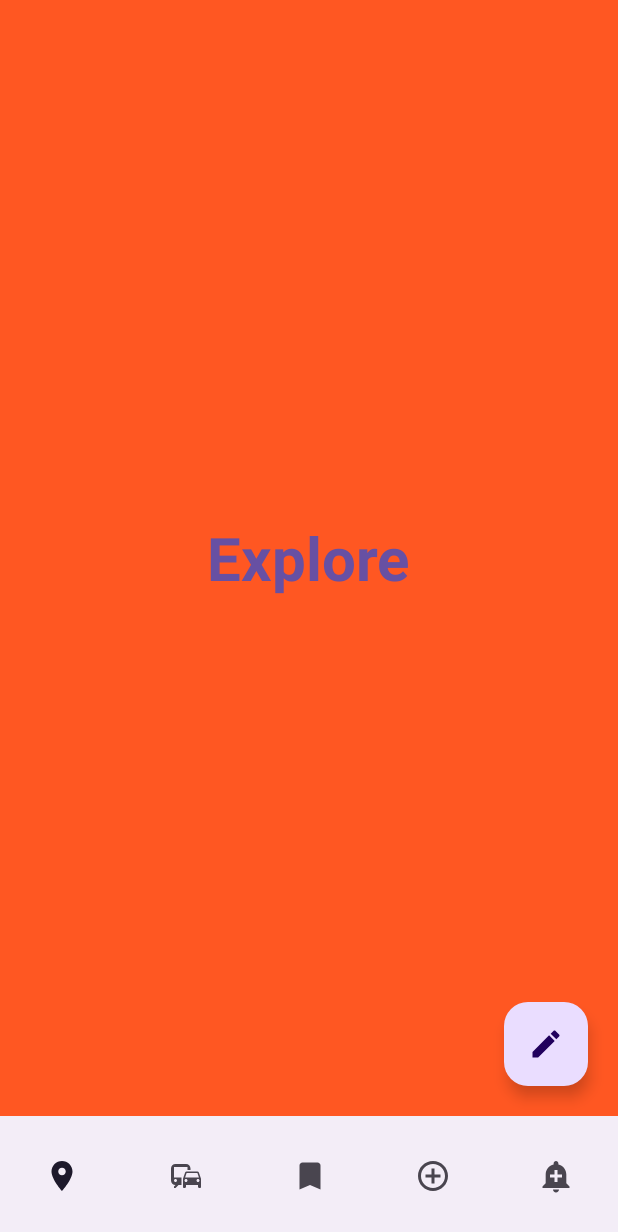
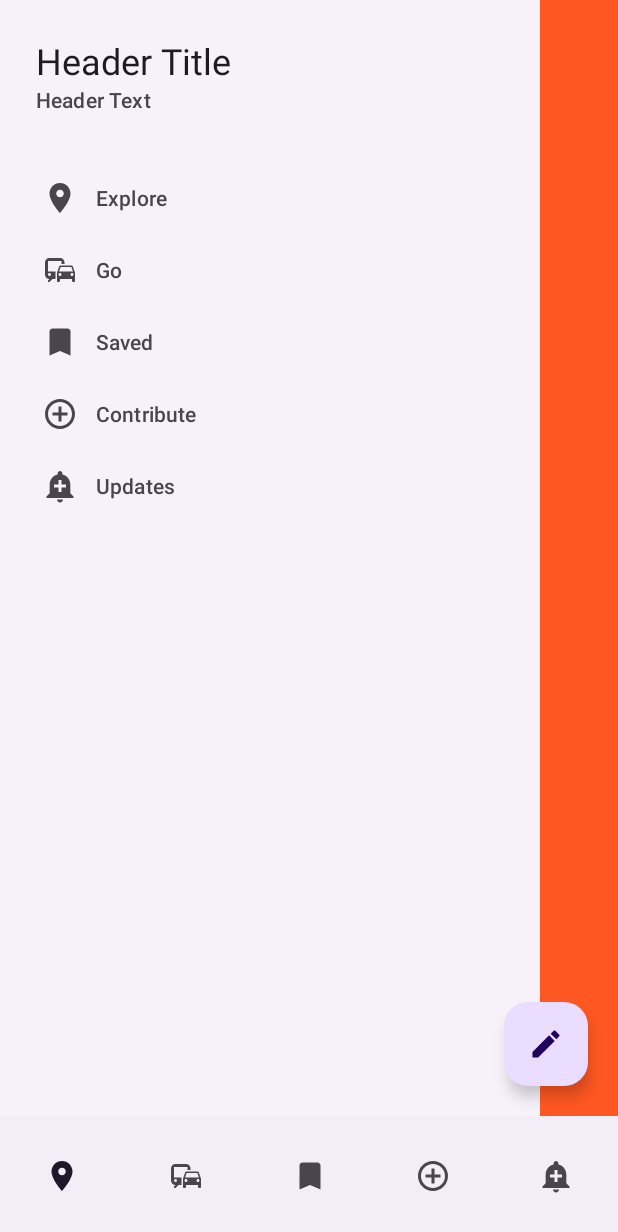
Before and after one commit to lndsilva/AppComponentsGroup, an Android app: the screen it shows after launch (NavigationBarActivity), on a phone screen of 412 x 824 dp. Shown: the top 1232 px of the screen. Run offline under Robolectric (Android 15) with nearby library versions, the phone set to English and light mode, and no system bars.

Commit message:
implementando navigation view

```diff
--- a/app/build.gradle
+++ b/app/build.gradle
@@ -33,6 +33,7 @@ dependencies {
     implementation 'androidx.appcompat:appcompat:1.6.1'
     implementation 'com.google.android.material:material:1.5.0'
     implementation 'androidx.constraintlayout:constraintlayout:2.1.4'
+    implementation 'com.google.android.material:material:1.6.1'
     testImplementation 'junit:junit:4.13.2'
     androidTestImplementation 'androidx.test.ext:junit:1.1.5'
     androidTestImplementation 'androidx.test.espresso:espresso-core:3.5.1'
--- /dev/null
+++ b/app/src/main/res/drawable/baseline_inbox.xml
@@ -0,0 +1,5 @@
+<vector android:height="24dp" android:tint="#000000"
+    android:viewportHeight="24" android:viewportWidth="24"
+    android:width="24dp" xmlns:android="http://schemas.android.com/apk/res/android">
+    <path android:fillColor="@android:color/white" android:pathData="M19,3L4.99,3c-1.11,0 -1.98,0.89 -1.98,2L3,19c0,1.1 0.88,2 1.99,2L19,21c1.1,0 2,-0.9 2,-2L21,5c0,-1.11 -0.9,-2 -2,-2zM19,15h-4c0,1.66 -1.35,3 -3,3s-3,-1.34 -3,-3L4.99,15L4.99,5L19,5v10z"/>
+</vector>
--- /dev/null
+++ b/app/src/main/res/drawable/baseline_outbox.xml
@@ -0,0 +1,5 @@
+<vector android:height="24dp" android:tint="#000000"
+    android:viewportHeight="24" android:viewportWidth="24"
+    android:width="24dp" xmlns:android="http://schemas.android.com/apk/res/android">
+    <path android:fillColor="@android:color/white" android:pathData="M19,3L4.99,3c-1.11,0 -1.98,0.9 -1.98,2L3,19c0,1.1 0.88,2 1.99,2L19,21c1.1,0 2,-0.9 2,-2L21,5c0,-1.1 -0.9,-2 -2,-2zM19,15h-4c0,1.66 -1.35,3 -3,3s-3,-1.34 -3,-3L4.99,15L4.99,5L19,5v10zM8,11h2v3h4v-3h2l-4,-4 -4,4z"/>
+</vector>
--- a/app/src/main/res/layout/fragment_explore.xml
+++ b/app/src/main/res/layout/fragment_explore.xml
@@ -1,18 +1,28 @@
 <?xml version="1.0" encoding="utf-8"?>
-<FrameLayout xmlns:android="http://schemas.android.com/apk/res/android"
+<androidx.drawerlayout.widget.DrawerLayout xmlns:android="http://schemas.android.com/apk/res/android"
+    xmlns:app="http://schemas.android.com/apk/res-auto"
     xmlns:tools="http://schemas.android.com/tools"
+    android:id="@+id/idDrawerLayout"
     android:layout_width="match_parent"
     android:layout_height="match_parent"
-    tools:context=".ExploreFragment">
+    tools:context=".ExploreFragment"
+    tools:openDrawer="start">
 
-    <!-- TODO: Update blank fragment layout -->
-    <TextView
-        android:layout_width="wrap_content"
-        android:layout_height="wrap_content"
-        android:layout_gravity="center_horizontal|center_vertical"
-        android:text="Explore"
-        android:textColor="#6750A3"
-        android:textSize="40sp"
-        android:textStyle="bold" />
+    <androidx.coordinatorlayout.widget.CoordinatorLayout
+        android:layout_width="match_parent"
+        android:layout_height="match_parent"
+        android:fitsSystemWindows="true"
+        tools:context=".ExploreFragment">
 
-</FrameLayout>
+        <com.google.android.material.navigation.NavigationView
+            android:id="@+id/idNavViewExplorer"
+            android:layout_width="wrap_content"
+            android:layout_height="match_parent"
+            android:layout_gravity="start"
+            app:headerLayout="@layout/header_navigation_drawer"
+            app:layout_constraintStart_toStartOf="parent"
+            app:menu="@menu/menu_navigation_view" />
+
+
+    </androidx.coordinatorlayout.widget.CoordinatorLayout>
+</androidx.drawerlayout.widget.DrawerLayout>
--- /dev/null
+++ b/app/src/main/res/layout/header_navigation_drawer.xml
@@ -0,0 +1,28 @@
+<?xml version="1.0" encoding="utf-8"?>
+<LinearLayout xmlns:android="http://schemas.android.com/apk/res/android"
+    android:layout_width="match_parent"
+    android:layout_height="wrap_content"
+   android:fitsSystemWindows="true"
+    android:orientation="vertical">
+
+    <TextView
+        android:layout_width="wrap_content"
+        android:layout_height="wrap_content"
+        android:layout_marginStart="24dp"
+        android:layout_marginTop="24dp"
+        android:layout_marginEnd="24dp"
+        android:text="@string/header_title"
+        android:textAppearance="?attr/textAppearanceHeadlineSmall"
+        android:textColor="?attr/colorOnSurface" />
+
+    <TextView
+        android:layout_width="wrap_content"
+        android:layout_height="wrap_content"
+        android:layout_marginStart="24dp"
+        android:layout_marginEnd="24dp"
+        android:layout_marginBottom="24dp"
+        android:text="@string/header_text"
+        android:textAppearance="?attr/textAppearanceTitleSmall"
+        android:textColor="?attr/colorOnSurfaceVariant" />
+
+</LinearLayout>
--- a/app/src/main/res/values/strings.xml
+++ b/app/src/main/res/values/strings.xml
@@ -20,4 +20,10 @@
     <string name="update">Update</string>
     <string name="delete">Delete</string>
     <string name="go_page">GO</string>
+    <string name="searchbar_scrolling_view_behavior"></string>
+    <string name="barra_de_busca">Barra de busca</string>
+    <string name="inbox">Inbox</string>
+    <string name="outbox">Outbox</string>
+    <string name="header_text">Header Text</string>
+    <string name="header_title">Header Title</string>
 </resources>
```
Also changed, not shown: app/src/main/res/layout/fragment_go.xml (+16 -1 lines), app/src/main/res/menu/menu_nav_view.xml (added, +25 -0 lines).
